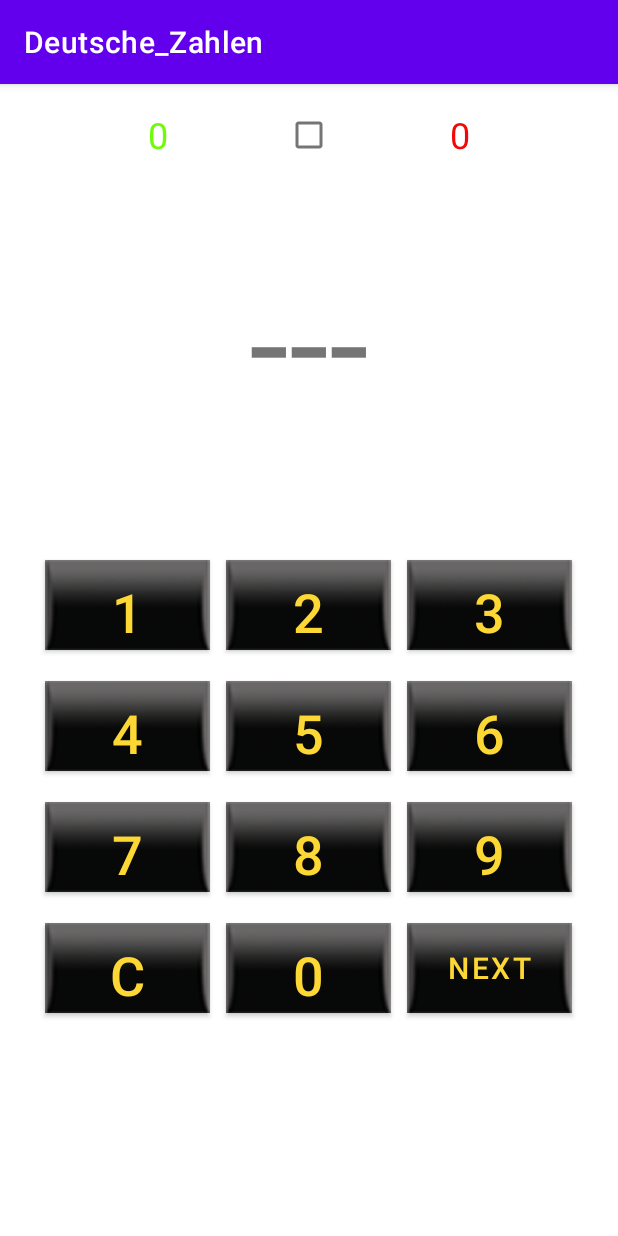
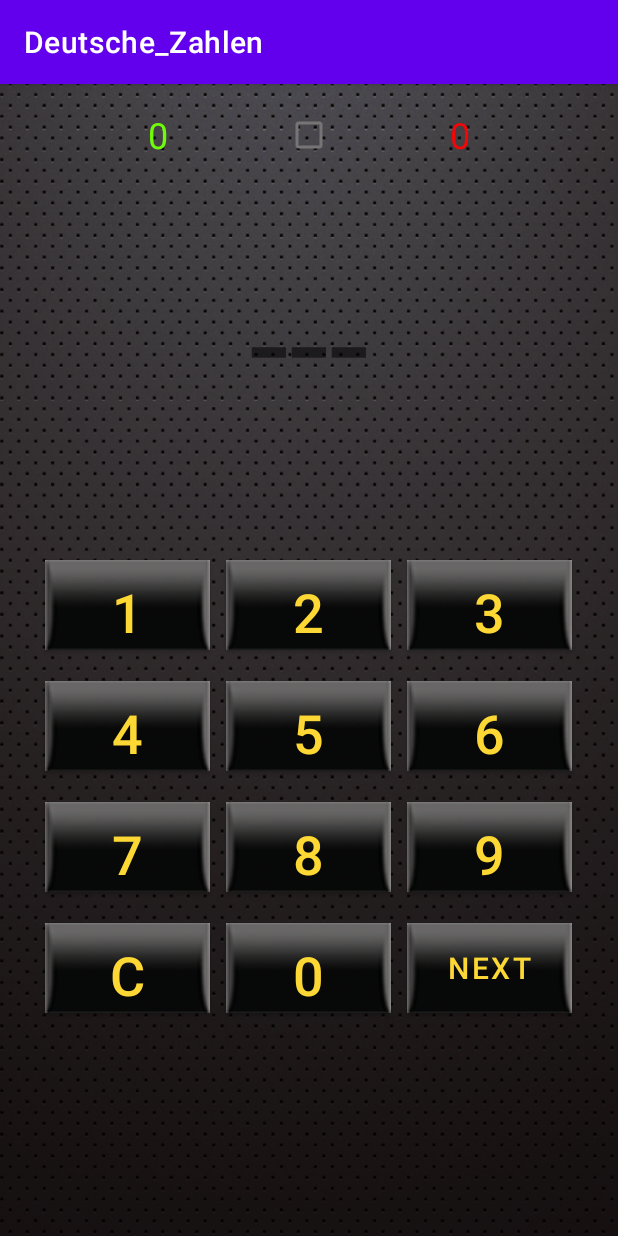
Before and after one commit to merserr/Deutsche_Zahlen, an Android app: the screen it shows after launch (MainActivity), on a phone screen of 412 x 824 dp. Run offline under Robolectric (Android 15) with nearby library versions, the phone set to English and light mode, and no system bars.

Commit message:
added background

```diff
--- a/app/src/main/res/layout/activity_main.xml
+++ b/app/src/main/res/layout/activity_main.xml
@@ -4,6 +4,7 @@
     android:layout_width="match_parent"
     android:layout_height="match_parent"
     android:orientation="vertical"
+    android:background="@drawable/background5"
     android:weightSum="1">
 
     <LinearLayout
```
